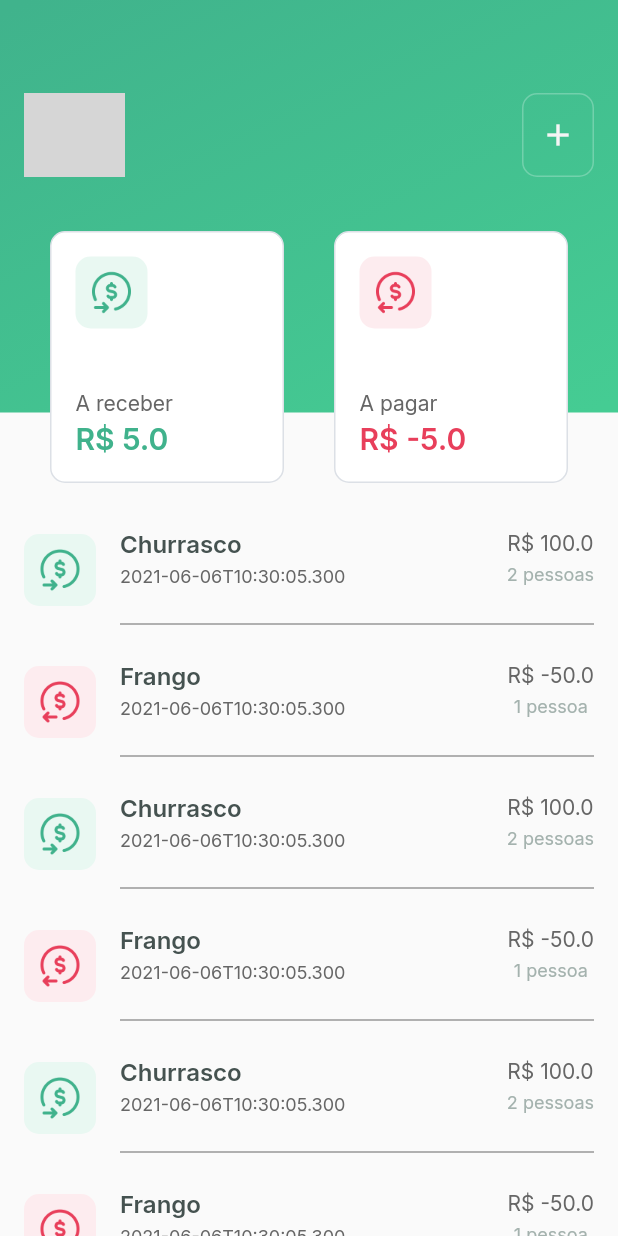
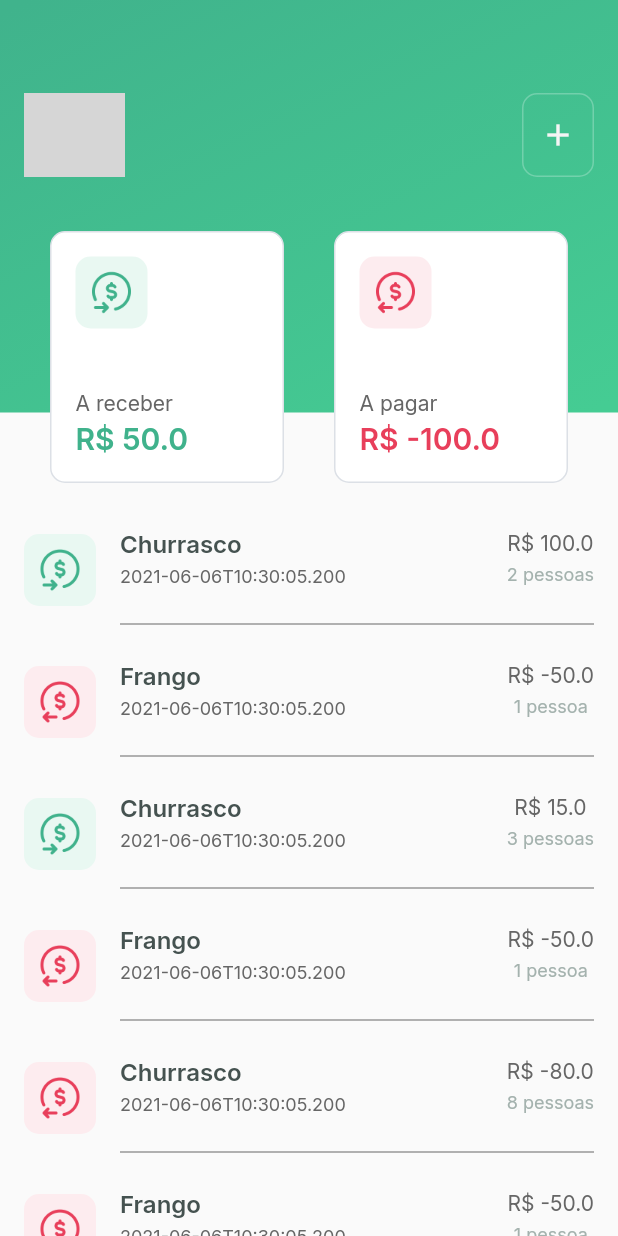
Before and after one commit to Bryant-Anjos/ignite-flutter-01-challenge-03, a Flutter app: the HomePage screen opened directly with empty values, after a tap on the "add" icon, on a phone screen of 412 x 824 dp. Run offline on Flutter 3.47's test engine with Material 2 defaults, Android fonts, the phone set to English and light mode, and no system bars; our stand-ins replace firebase_core, google_fonts, google_sign_in; accounts and stored records are empty; network calls fail; grey boxes are pictures that could not be loaded.

Commit message:
Did the Home Screen state management

```diff
--- /dev/null
+++ b/lib/modules/home/home_controller.dart
@@ -0,0 +1,39 @@
+import 'package:flutter/material.dart';
+import 'package:split_it/modules/home/home_state.dart';
+import 'package:split_it/modules/home/repositories/home_repository.dart';
+import 'package:split_it/modules/home/repositories/home_repository_mock.dart';
+
+class HomeController {
+  late HomeRepository repository;
+  Function(HomeState state)? onListen;
+
+  HomeState state = HomeStateEmpty();
+
+  HomeController({HomeRepository? repository}) {
+    this.repository = repository ?? HomeRepositoryMock();
+  }
+
+  Future<void> getEvents(VoidCallback onUpdate) async {
+    state = HomeStateLoading();
+    update();
+    try {
+      final response = await repository.getEvents();
+      state = HomeStateSuccess(events: response);
+      update();
+    } catch (e) {
+      state = HomeStateFailure(message: e.toString());
+      update();
+    }
+    onUpdate();
+  }
+
+  void update() {
+    if (onListen != null) {
+      onListen!(state);
+    }
+  }
+
+  void listen(Function(HomeState state) onChange) {
+    onListen = onChange;
+  }
+}
--- a/lib/modules/home/home_page.dart
+++ b/lib/modules/home/home_page.dart
@@ -1,24 +1,25 @@
 import 'package:flutter/material.dart';
-import 'package:split_it/modules/home/widgets/app_bar_widget.dart';
+import 'package:split_it/modules/home/home_controller.dart';
+import 'package:split_it/modules/home/home_state.dart';
+import 'package:split_it/modules/home/widgets/app_bar/app_bar_widget.dart';
 import 'package:split_it/modules/home/widgets/event_tile_widget.dart';
 import 'package:split_it/modules/login/models/user_model.dart';
-import 'package:split_it/shared/models/event_model.dart';
 
-class HomePage extends StatelessWidget {
-  final events = [
-    EventModel(
-        title: "Churrasco", created: DateTime.now(), value: 100, people: 2),
-    EventModel(title: "Frango", created: DateTime.now(), value: -50, people: 1),
-    EventModel(
-        title: "Churrasco", created: DateTime.now(), value: 100, people: 2),
-    EventModel(title: "Frango", created: DateTime.now(), value: -50, people: 1),
-    EventModel(
-        title: "Churrasco", created: DateTime.now(), value: 100, people: 2),
-    EventModel(title: "Frango", created: DateTime.now(), value: -50, people: 1),
-    EventModel(
-        title: "Churrasco", created: DateTime.now(), value: 100, people: 2),
-    EventModel(title: "Frango", created: DateTime.now(), value: -50, people: 1),
-  ];
+class HomePage extends StatefulWidget {
+  @override
+  _HomePageState createState() => _HomePageState();
+}
+
+class _HomePageState extends State<HomePage> {
+  final controller = HomeController();
+
+  @override
+  void initState() {
+    controller.getEvents(() {
+      setState(() {});
+    });
+    super.initState();
+  }
 
   @override
   Widget build(BuildContext context) {
@@ -38,13 +39,27 @@ class HomePage extends StatelessWidget {
         ),
         child: SingleChildScrollView(
           child: Column(
-            children: events
-                .map(
-                  (e) => EventTileWidget(
-                    model: e,
-                  ),
+            children: [
+              if (controller.state is HomeStateLoading)
+                Center(
+                  child: CircularProgressIndicator(),
                 )
-                .toList(),
+              else if (controller.state is HomeStateSuccess)
+                ...(controller.state as HomeStateSuccess)
+                    .events
+                    .map(
+                      (e) => EventTileWidget(
+                        model: e,
+                      ),
+                    )
+                    .toList()
+              else if (controller.state is HomeStateFailure)
+                Center(
+                  child: Text((controller.state as HomeStateFailure).message),
+                )
+              else
+                Container(),
+            ],
           ),
         ),
       ),
--- /dev/null
+++ b/lib/modules/home/home_state.dart
@@ -0,0 +1,21 @@
+import 'package:split_it/shared/models/event_model.dart';
+
+abstract class HomeState {}
+
+class HomeStateEmpty extends HomeState {}
+
+class HomeStateSuccess extends HomeState {
+  List<EventModel> events;
+  HomeStateSuccess({
+    required this.events,
+  });
+}
+
+class HomeStateFailure extends HomeState {
+  String message;
+  HomeStateFailure({
+    required this.message,
+  });
+}
+
+class HomeStateLoading extends HomeState {}
--- /dev/null
+++ b/lib/modules/home/models/dashboard_model.dart
@@ -0,0 +1,9 @@
+class DashboardModel {
+  double send;
+  double receive;
+
+  DashboardModel({
+    required this.send,
+    required this.receive,
+  });
+}
--- /dev/null
+++ b/lib/modules/home/repositories/home_repository.dart
@@ -0,0 +1,7 @@
+import 'package:split_it/modules/home/models/dashboard_model.dart';
+import 'package:split_it/shared/models/event_model.dart';
+
+abstract class HomeRepository {
+  Future<List<EventModel>> getEvents();
+  Future<DashboardModel> getDashboard();
+}
--- /dev/null
+++ b/lib/modules/home/repositories/home_repository_mock.dart
@@ -0,0 +1,43 @@
+import 'package:split_it/modules/home/models/dashboard_model.dart';
+import 'package:split_it/modules/home/repositories/home_repository.dart';
+import 'package:split_it/shared/models/event_model.dart';
+
+class HomeRepositoryMock implements HomeRepository {
+  @override
+  Future<DashboardModel> getDashboard() async {
+    await Future.delayed(
+      Duration(seconds: 2),
+    );
+
+    return DashboardModel(
+      send: 100,
+      receive: 50,
+    );
+  }
+
+  @override
+  Future<List<EventModel>> getEvents() async {
+    await Future.delayed(
+      Duration(seconds: 2),
+    );
+
+    return [
+      EventModel(
+          title: "Churrasco", created: DateTime.now(), value: 100, people: 2),
+      EventModel(
+          title: "Frango", created: DateTime.now(), value: -50, people: 1),
+      EventModel(
+          title: "Churrasco", created: DateTime.now(), value: 15, people: 3),
+      EventModel(
+          title: "Frango", created: DateTime.now(), value: -50, people: 1),
+      EventModel(
+          title: "Churrasco", created: DateTime.now(), value: -80, people: 8),
+      EventModel(
+          title: "Frango", created: DateTime.now(), value: -50, people: 1),
+      EventModel(
+          title: "Churrasco", created: DateTime.now(), value: 100, people: 2),
+      EventModel(
+          title: "Frango", created: DateTime.now(), value: -50, people: 1),
+    ];
+  }
+}
--- /dev/null
+++ b/lib/modules/home/widgets/app_bar/app_bar_controller.dart
@@ -0,0 +1,21 @@
+import 'package:flutter/material.dart';
+import 'package:split_it/modules/home/repositories/home_repository.dart';
+import 'package:split_it/modules/home/repositories/home_repository_mock.dart';
+import 'package:split_it/modules/home/widgets/app_bar/app_bar_state.dart';
+
+class AppBarController {
+  late HomeRepository repository;
+
+  AppBarState state = AppBarStateEmpty();
+
+  AppBarController() {
+    repository = HomeRepositoryMock();
+  }
+
+  getDashboard(VoidCallback onUpdate) async {
+    state = AppBarStateLoading();
+    final response = await repository.getDashboard();
+    state = AppBarStateSuccess(dashboard: response);
+    onUpdate();
+  }
+}
--- /dev/null
+++ b/lib/modules/home/widgets/app_bar/app_bar_state.dart
@@ -0,0 +1,21 @@
+import 'package:split_it/modules/home/models/dashboard_model.dart';
+
+abstract class AppBarState {}
+
+class AppBarStateEmpty extends AppBarState {}
+
+class AppBarStateSuccess extends AppBarState {
+  DashboardModel dashboard;
+  AppBarStateSuccess({
+    required this.dashboard,
+  });
+}
+
+class AppBarStateFailure extends AppBarState {
+  String message;
+  AppBarStateFailure({
+    required this.message,
+  });
+}
+
+class AppBarStateLoading extends AppBarState {}
--- a/lib/modules/home/widgets/app_bar_widget.dart
+++ b/lib/modules/home/widgets/app_bar/app_bar_widget.dart
@@ -1,9 +1,8 @@
 import 'package:flutter/material.dart';
 import 'package:split_it/modules/home/widgets/add_button_widget.dart';
+import 'package:split_it/modules/home/widgets/bottom_app_bar/bottom_app_bar_widget.dart';
 import 'package:split_it/modules/login/models/user_model.dart';
 import 'package:split_it/theme/app_theme.dart';
-
-import 'info_card_widget.dart';
 
 class AppBarWidget extends PreferredSize {
   final UserModel user;
@@ -46,17 +45,7 @@ class AppBarWidget extends PreferredSize {
                   SizedBox(
                     height: 36,
                   ),
-                  Row(
-                    mainAxisAlignment: MainAxisAlignment.spaceEvenly,
-                    children: [
-                      InfoCardWidget(
-                        value: 5,
-                      ),
-                      InfoCardWidget(
-                        value: -5,
-                      )
-                    ],
-                  ),
+                  BottomAppBarWidget(),
                 ],
               ),
             ],
--- /dev/null
+++ b/lib/modules/home/widgets/bottom_app_bar/bottom_app_bar_widget.dart
@@ -0,0 +1,54 @@
+import 'package:flutter/material.dart';
+import 'package:split_it/modules/home/widgets/app_bar/app_bar_controller.dart';
+import 'package:split_it/modules/home/widgets/app_bar/app_bar_state.dart';
+import 'package:split_it/modules/home/widgets/info_card_widget.dart';
+
+class BottomAppBarWidget extends StatefulWidget {
+  const BottomAppBarWidget({Key? key}) : super(key: key);
+
+  @override
+  _BottomAppBarWidgetState createState() => _BottomAppBarWidgetState();
+}
+
+class _BottomAppBarWidgetState extends State<BottomAppBarWidget> {
+  final controller = AppBarController();
+
+  @override
+  void initState() {
+    controller.getDashboard(() {
+      setState(() {});
+    });
+    super.initState();
+  }
+
+  @override
+  Widget build(BuildContext context) {
+    switch (controller.state.runtimeType) {
+      case AppBarStateLoading:
+        return Center(
+          child: CircularProgressIndicator(),
+        );
+      case AppBarStateSuccess:
+        {
+          final dashboard = (controller.state as AppBarStateSuccess).dashboard;
+          return Row(
+            mainAxisAlignment: MainAxisAlignment.spaceEvenly,
+            children: [
+              InfoCardWidget(
+                value: dashboard.receive,
+              ),
+              InfoCardWidget(
+                value: -dashboard.send,
+              )
+            ],
+          );
+        }
+      case AppBarStateFailure:
+        return Center(
+          child: Text((controller.state as AppBarStateFailure).message),
+        );
+      default:
+        return Container();
+    }
+  }
+}
```
